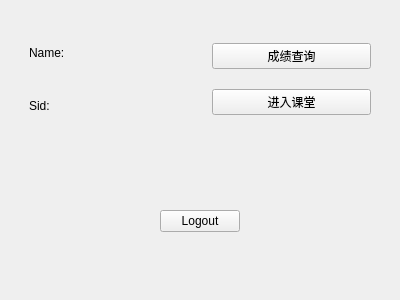
First picture: the form in Classroom_Assistant/student.ui, repository naifuliang/Classroom_Assistant, before the edit.
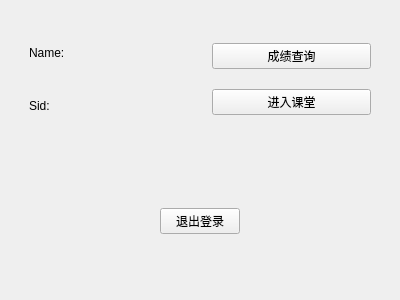
Second picture: the form after the edit.

Patch:
```diff
--- a/Classroom_Assistant/student.ui
+++ b/Classroom_Assistant/student.ui
@@ -96,7 +96,7 @@
       <item>
        <widget class="QPushButton" name="LogoutButton">
         <property name="text">
-         <string>Logout</string>
+         <string>退出登录</string>
         </property>
        </widget>
       </item>
```
